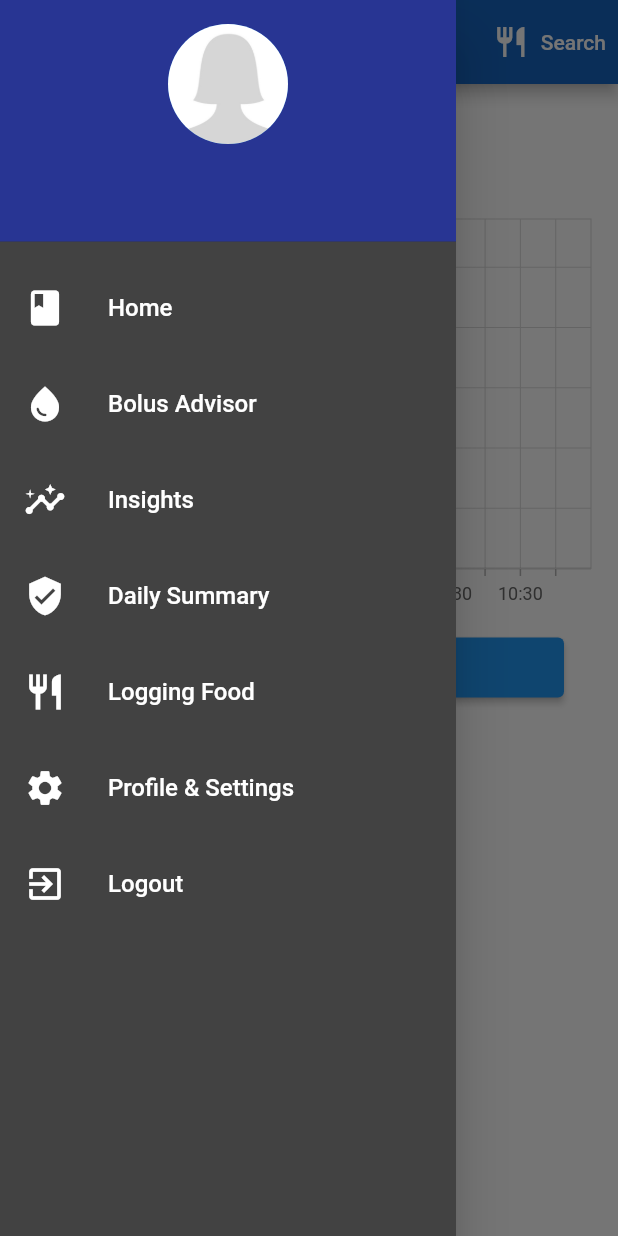
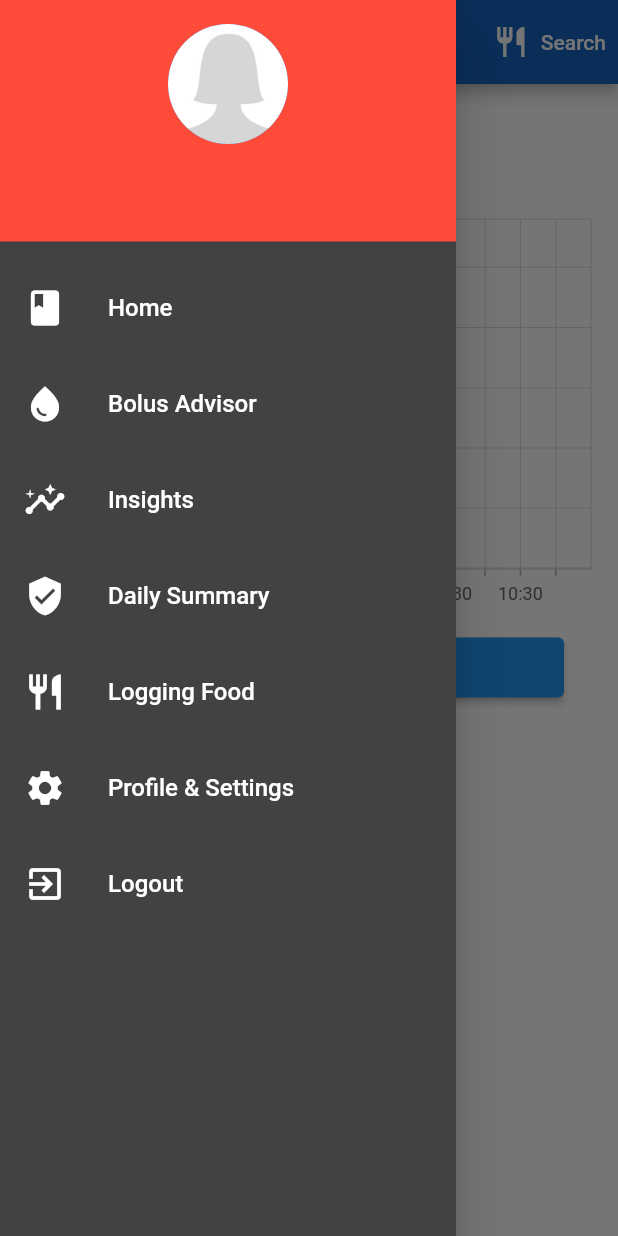
Before and after one commit to mhk51/EECE-502-Final-Year-Project, a Flutter app: the screen it shows once a user with an empty profile is signed in, with the side drawer open, on a phone screen of 412 x 824 dp. Run offline on Flutter 3.47's test engine with Material 2 defaults, Android fonts, the phone set to English and light mode, and no system bars; our stand-ins replace cloud_firestore, firebase_auth, firebase_core, flutter_spinkit, google_fonts, image_picker and 3 more; missing offline and left inert: flutter_barcode_scanner, tflite; accounts and stored records are empty.

Commit message:
navdrawer color change

```diff
--- a/lib/screens/navdrawer.dart
+++ b/lib/screens/navdrawer.dart
@@ -14,6 +14,9 @@ class NavDrawer extends StatelessWidget {
   @override
   Widget build(BuildContext context) {
     final user = Provider.of<CustomUser?>(context);
+    Color primaryColor = const Color.fromARGB(255, 255, 75, 58);
+    Color backgroundColor = const Color.fromARGB(238, 238, 238, 238);
+
     String? pageRouteName = ModalRoute.of(context)?.settings.name;
     if (user == null) {
       return const Wrapper();
@@ -47,9 +50,7 @@ class NavDrawer extends StatelessWidget {
                         ),
                       ],
                     ),
-                    decoration: BoxDecoration(
-                      color: Colors.indigo[800],
-                    ),
+                    decoration: BoxDecoration(color: primaryColor),
                   ),
                   const SizedBox(
                     height: 8,
```
